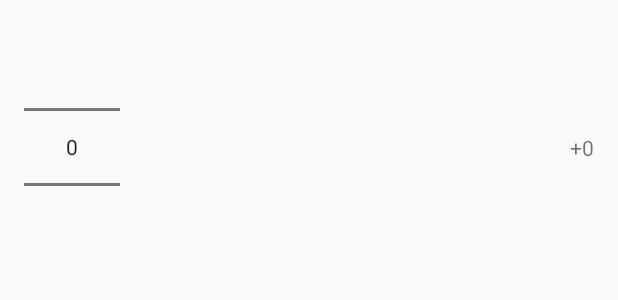
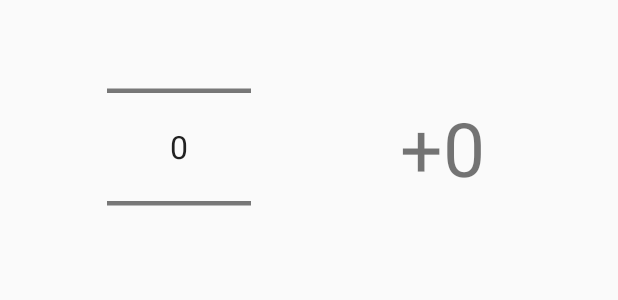
Before and after one commit to austinread/rolladex-android, an Android app: the layout dialog_ability_score.xml on its own in the app's theme, with its tools: preview values and no code run, on a phone screen of 412 x 824 dp. Shown: the top 300 px of the screen. Run offline under Robolectric (Android 15) with nearby library versions, the phone set to English and light mode, and no system bars.

Commit message:
layout for ability dialog

```diff
--- a/app/src/main/res/layout/dialog_ability_score.xml
+++ b/app/src/main/res/layout/dialog_ability_score.xml
@@ -9,11 +9,13 @@
         android:id="@+id/np_ability_score"
         android:layout_width="wrap_content"
         android:layout_height="wrap_content"
-        android:layout_marginStart="16dp"
-        android:layout_marginLeft="16dp"
         android:layout_marginTop="8dp"
         android:layout_marginBottom="8dp"
+        android:scaleX="1.5"
+        android:scaleY="1.5"
         app:layout_constraintBottom_toBottomOf="parent"
+        app:layout_constraintEnd_toEndOf="parent"
+        app:layout_constraintHorizontal_bias="0.25"
         app:layout_constraintStart_toStartOf="parent"
         app:layout_constraintTop_toTopOf="parent" />
 
@@ -22,11 +24,12 @@
         android:layout_width="wrap_content"
         android:layout_height="wrap_content"
         android:layout_marginTop="8dp"
-        android:layout_marginEnd="16dp"
-        android:layout_marginRight="16dp"
         android:layout_marginBottom="8dp"
+        android:textSize="50sp"
         app:layout_constraintBottom_toBottomOf="parent"
         app:layout_constraintEnd_toEndOf="parent"
+        app:layout_constraintHorizontal_bias="0.75"
+        app:layout_constraintStart_toStartOf="parent"
         app:layout_constraintTop_toTopOf="parent"
         tools:text="+0" />
 
```
